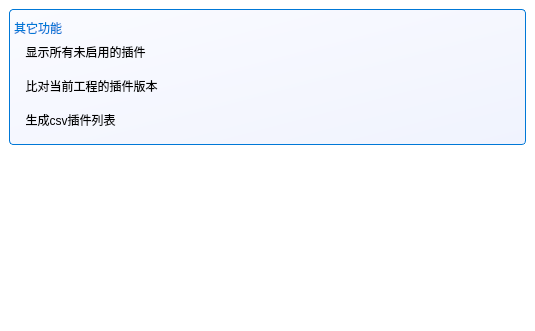
DrillUp/DrillPluginInformationReader, file DrillPluginInformationReader/Source/InformationModule/otherFunctionPart/p_OtherFunctionPart.ui: the form before one commit.
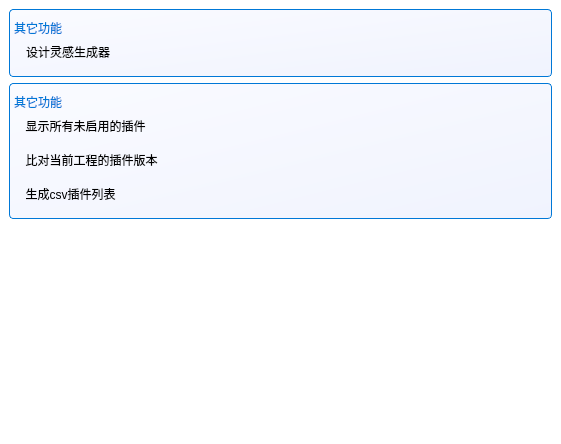
The form after the commit. Icons and pictures are not drawn.

Commit message: 起草灵感编辑器（暂时不能运行）。

The edit to the form file:
```diff
--- a/DrillPluginInformationReader/Source/InformationModule/otherFunctionPart/p_OtherFunctionPart.ui
+++ b/DrillPluginInformationReader/Source/InformationModule/otherFunctionPart/p_OtherFunctionPart.ui
@@ -6,8 +6,8 @@
    <rect>
     <x>0</x>
     <y>0</y>
-    <width>535</width>
-    <height>331</height>
+    <width>561</width>
+    <height>444</height>
    </rect>
   </property>
   <property name="windowTitle">
@@ -98,8 +98,8 @@
        <rect>
         <x>0</x>
         <y>0</y>
-        <width>535</width>
-        <height>331</height>
+        <width>561</width>
+        <height>444</height>
        </rect>
       </property>
       <layout class="QVBoxLayout" name="verticalLayout">
@@ -110,7 +110,43 @@
          </property>
          <layout class="QGridLayout" name="gridLayout">
           <item row="0" column="0">
-           <widget class="QToolButton" name="toolButton_showUnusedPlugin">
+           <widget class="QToolButton" name="toolButton_showDesignTip">
+            <property name="text">
+             <string>设计灵感生成器</string>
+            </property>
+            <property name="icon">
+             <iconset resource="../../../drillplugininformationreader.qrc">
+              <normaloff>:/DrillPluginInformationReader/Resources/icons/global/drill_logo_64x64.png</normaloff>:/DrillPluginInformationReader/Resources/icons/global/drill_logo_64x64.png</iconset>
+            </property>
+            <property name="toolButtonStyle">
+             <enum>Qt::ToolButtonTextBesideIcon</enum>
+            </property>
+           </widget>
+          </item>
+          <item row="0" column="1">
+           <spacer name="horizontalSpacer">
+            <property name="orientation">
+             <enum>Qt::Horizontal</enum>
+            </property>
+            <property name="sizeHint" stdset="0">
+             <size>
+              <width>40</width>
+              <height>20</height>
+             </size>
+            </property>
+           </spacer>
+          </item>
+         </layout>
+        </widget>
+       </item>
+       <item>
+        <widget class="QGroupBox" name="groupBox_2">
+         <property name="title">
+          <string>其它功能</string>
+         </property>
+         <layout class="QGridLayout" name="gridLayout_2">
+          <item row="0" column="0">
+           <widget class="QToolButton" name="toolButton_showUnusedPlugin_3">
             <property name="text">
              <string>显示所有未启用的插件</string>
             </property>
@@ -123,8 +159,21 @@
             </property>
            </widget>
           </item>
+          <item row="0" column="1">
+           <spacer name="horizontalSpacer_2">
+            <property name="orientation">
+             <enum>Qt::Horizontal</enum>
+            </property>
+            <property name="sizeHint" stdset="0">
+             <size>
+              <width>40</width>
+              <height>20</height>
+             </size>
+            </property>
+           </spacer>
+          </item>
           <item row="1" column="0">
-           <widget class="QToolButton" name="toolButton_checkVersion">
+           <widget class="QToolButton" name="toolButton_checkVersion_4">
             <property name="text">
              <string>比对当前工程的插件版本</string>
             </property>
@@ -151,7 +200,7 @@
            </spacer>
           </item>
           <item row="2" column="0">
-           <widget class="QToolButton" name="toolButton_checkVersion_2">
+           <widget class="QToolButton" name="toolButton_checkVersion_3">
             <property name="text">
              <string>生成csv插件列表</string>
             </property>
```
Left out of the diff: 13 changed lines with no effect on the pictures. The commit also changes 12 other files.
